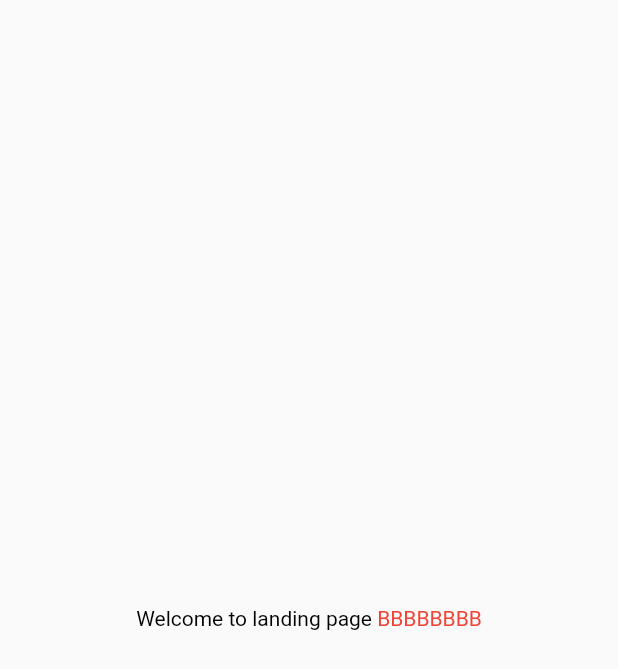
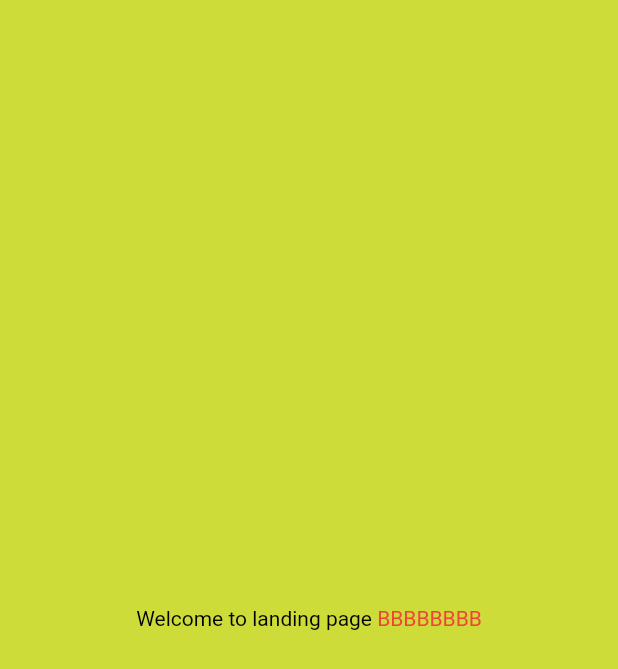
Before and after one commit to bibutikoley/SocietyManagement, a Flutter app: the screen it shows after launch, after a tap on an icon or button, on a phone screen of 412 x 824 dp. Shown: the top 669 px of the screen. Run offline on Flutter 3.47's test engine with Material 2 defaults, Android fonts, the phone set to English and light mode, and no system bars.

Commit message:
Colors added to pages

```diff
--- a/lib/screens/LandingPageScreen.dart
+++ b/lib/screens/LandingPageScreen.dart
@@ -17,7 +17,9 @@ class _LandingPageScreenState extends State<LandingPageScreen> {
   @override
   Widget build(BuildContext context) {
     return Scaffold(
-      body: Center(
+      body: Container(
+        decoration: BoxDecoration(color: Colors.lime),
+        child: Center(
           child: GestureDetector(
             onTap: () {
               print("object tapped");
@@ -31,7 +33,9 @@ class _LandingPageScreenState extends State<LandingPageScreen> {
                 style: TextStyle(color: Colors.black),
                 children: <TextSpan>[
                   TextSpan(
-                  text: ((_customMessage ?? widget.argument) ?? '').toString().trim(),
+                    text: ((_customMessage ?? widget.argument) ?? '')
+                        .toString()
+                        .trim(),
                     style: TextStyle(color: Colors.red),
                   ),
                 ],
@@ -39,6 +43,7 @@ class _LandingPageScreenState extends State<LandingPageScreen> {
             ),
           ),
         ),
+      ),
     );
   }
 }
--- a/lib/screens/SplashScreen.dart
+++ b/lib/screens/SplashScreen.dart
@@ -26,6 +26,7 @@ class _SplashScreenState extends State<SplashScreen> {
   Widget build(BuildContext context) {
     return Scaffold(
       body: Container(
+        decoration: BoxDecoration(color: Colors.red),
         child: Center(
           child: Text("Splash Screen"),
         ),
```
Lines whose indentation alone changed are shown as unchanged.
